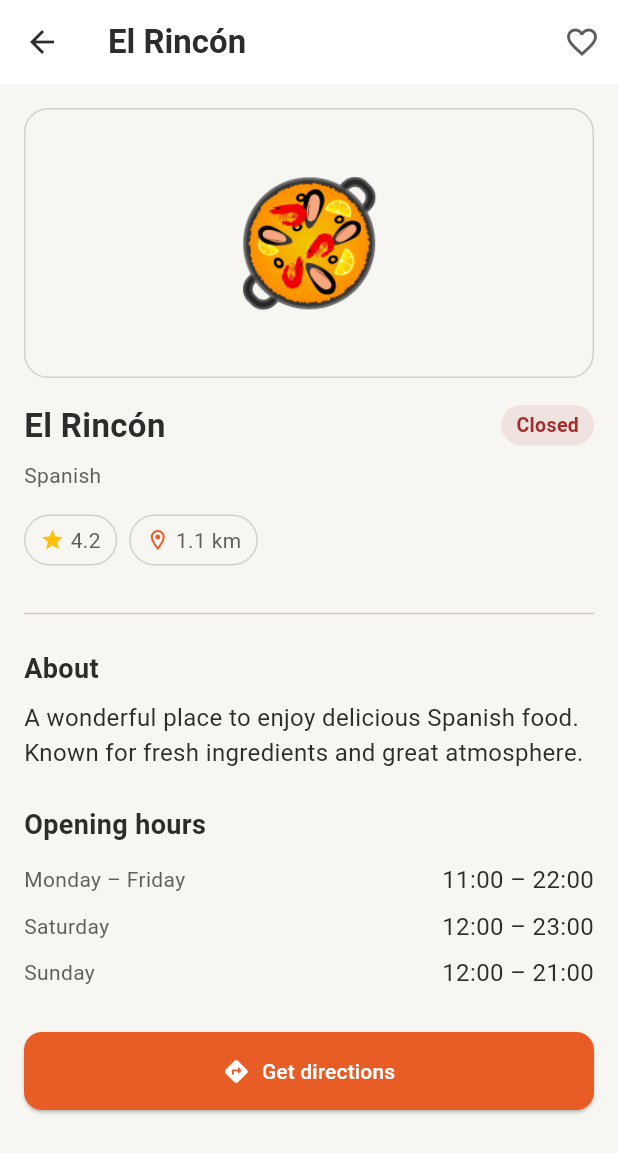
After one commit to ivanperezveiga-a11y/neareats, a Flutter app: the screen it shows after launch, after a tap on "El Rincón", on a phone screen of 412 x 824 dp. The commit adds this screen. Shown: the top 1153 px of the screen. Run offline on Flutter 3.47's test engine with Material 3 defaults, Android fonts, the phone set to English and light mode, and no system bars.

Commit message:
feat: add restaurant detail screen

```diff
--- a/lib/screens/home_screen.dart
+++ b/lib/screens/home_screen.dart
@@ -1,5 +1,6 @@
 import 'package:flutter/material.dart';
 import '../theme/app_theme.dart';
+import 'restaurant_detail_screen.dart';
 
 class HomeScreen extends StatelessWidget {
   const HomeScreen({super.key});
@@ -78,7 +79,16 @@ class _RestaurantCard extends StatelessWidget {
 
   @override
   Widget build(BuildContext context) {
-    return Container(
+    return GestureDetector(
+      onTap: () {
+        Navigator.push(
+          context,
+          MaterialPageRoute(
+            builder: (_) => RestaurantDetailScreen(restaurant: restaurant),
+          ),
+        );
+      },
+      child: Container(
         margin: const EdgeInsets.only(bottom: AppSpacing.md),
         decoration: BoxDecoration(
           color: AppColors.surface,
@@ -134,6 +144,7 @@ class _RestaurantCard extends StatelessWidget {
             ),
           ),
         ),
+      ),
     );
   }
 }
--- /dev/null
+++ b/lib/screens/restaurant_detail_screen.dart
@@ -0,0 +1,169 @@
+import 'package:flutter/material.dart';
+import '../theme/app_theme.dart';
+
+class RestaurantDetailScreen extends StatefulWidget {
+  final Map<String, dynamic> restaurant;
+
+  const RestaurantDetailScreen({super.key, required this.restaurant});
+
+  @override
+  State<RestaurantDetailScreen> createState() => _RestaurantDetailScreenState();
+}
+
+class _RestaurantDetailScreenState extends State<RestaurantDetailScreen> {
+  bool _isSaved = false;
+
+  @override
+  Widget build(BuildContext context) {
+    final r = widget.restaurant;
+
+    return Scaffold(
+      appBar: AppBar(
+        title: Text(r['name'], style: AppTextStyles.heading2),
+        actions: [
+          IconButton(
+            icon: Icon(
+              _isSaved ? Icons.favorite : Icons.favorite_outline,
+              color: _isSaved ? AppColors.primary : AppColors.textSecondary,
+            ),
+            onPressed: () {
+              setState(() => _isSaved = !_isSaved);
+              ScaffoldMessenger.of(context).showSnackBar(
+                SnackBar(
+                  content: Text(_isSaved ? '${r['name']} saved!' : '${r['name']} removed from saved'),
+                  duration: const Duration(seconds: 2),
+                  backgroundColor: AppColors.textPrimary,
+                ),
+              );
+            },
+          ),
+        ],
+      ),
+      body: ListView(
+        padding: const EdgeInsets.all(AppSpacing.md),
+        children: [
+          Container(
+            height: 180,
+            decoration: BoxDecoration(
+              color: AppColors.background,
+              borderRadius: BorderRadius.circular(AppRadius.lg),
+              border: Border.all(color: AppColors.border),
+            ),
+            child: Center(
+              child: Text(r['image'], style: const TextStyle(fontSize: 80)),
+            ),
+          ),
+          const SizedBox(height: AppSpacing.md),
+          Row(
+            children: [
+              Expanded(
+                child: Text(r['name'], style: AppTextStyles.heading2),
+              ),
+              Container(
+                padding: const EdgeInsets.symmetric(horizontal: 10, vertical: 4),
+                decoration: BoxDecoration(
+                  color: r['open'] ? AppColors.success.withOpacity(0.1) : AppColors.error.withOpacity(0.1),
+                  borderRadius: BorderRadius.circular(AppRadius.full),
+                ),
+                child: Text(
+                  r['open'] ? 'Open' : 'Closed',
+                  style: TextStyle(
+                    fontSize: 13,
+                    color: r['open'] ? AppColors.success : AppColors.error,
+                    fontWeight: FontWeight.w600,
+                  ),
+                ),
+              ),
+            ],
+          ),
+          const SizedBox(height: AppSpacing.sm),
+          Text(r['cuisine'], style: AppTextStyles.bodySecondary),
+          const SizedBox(height: AppSpacing.md),
+          Row(
+            children: [
+              _InfoChip(icon: Icons.star, label: '${r['rating']}', color: Colors.amber),
+              const SizedBox(width: AppSpacing.sm),
+              _InfoChip(icon: Icons.location_on_outlined, label: r['distance'], color: AppColors.primary),
+            ],
+          ),
+          const SizedBox(height: AppSpacing.lg),
+          const Divider(),
+          const SizedBox(height: AppSpacing.md),
+          const Text('About', style: AppTextStyles.heading3),
+          const SizedBox(height: AppSpacing.sm),
+          Text(
+            'A wonderful place to enjoy delicious ${r['cuisine']} food. Known for fresh ingredients and great atmosphere.',
+            style: AppTextStyles.body,
+          ),
+          const SizedBox(height: AppSpacing.lg),
+          const Text('Opening hours', style: AppTextStyles.heading3),
+          const SizedBox(height: AppSpacing.sm),
+          _HoursRow(day: 'Monday – Friday', hours: '11:00 – 22:00'),
+          _HoursRow(day: 'Saturday', hours: '12:00 – 23:00'),
+          _HoursRow(day: 'Sunday', hours: '12:00 – 21:00'),
+          const SizedBox(height: AppSpacing.lg),
+          ElevatedButton.icon(
+            onPressed: () {},
+            icon: const Icon(Icons.directions, color: Colors.white),
+            label: const Text('Get directions', style: TextStyle(color: Colors.white)),
+            style: ElevatedButton.styleFrom(
+              backgroundColor: AppColors.primary,
+              padding: const EdgeInsets.symmetric(vertical: AppSpacing.md),
+              shape: RoundedRectangleBorder(
+                borderRadius: BorderRadius.circular(AppRadius.md),
+              ),
+            ),
+          ),
+        ],
+      ),
+    );
+  }
+}
+
+class _InfoChip extends StatelessWidget {
+  final IconData icon;
+  final String label;
+  final Color color;
+
+  const _InfoChip({required this.icon, required this.label, required this.color});
+
+  @override
+  Widget build(BuildContext context) {
+    return Container(
+      padding: const EdgeInsets.symmetric(horizontal: 10, vertical: 6),
+      decoration: BoxDecoration(
+        color: AppColors.background,
+        borderRadius: BorderRadius.circular(AppRadius.full),
+        border: Border.all(color: AppColors.border),
+      ),
+      child: Row(
+        children: [
+          Icon(icon, size: 16, color: color),
+          const SizedBox(width: 4),
+          Text(label, style: AppTextStyles.bodySecondary),
+        ],
+      ),
+    );
+  }
+}
+
+class _HoursRow extends StatelessWidget {
+  final String day;
+  final String hours;
+
+  const _HoursRow({required this.day, required this.hours});
+
+  @override
+  Widget build(BuildContext context) {
+    return Padding(
+      padding: const EdgeInsets.symmetric(vertical: 4),
+      child: Row(
+        mainAxisAlignment: MainAxisAlignment.spaceBetween,
+        children: [
+          Text(day, style: AppTextStyles.bodySecondary),
+          Text(hours, style: AppTextStyles.body),
+        ],
+      ),
+    );
+  }
+}
```
Lines whose indentation alone changed are shown as unchanged.
